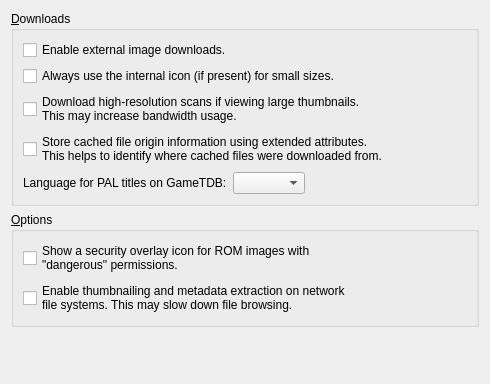
Qt form src/kde/config/OptionsTab.ui (GerbilSoft/rom-properties) before a commit.
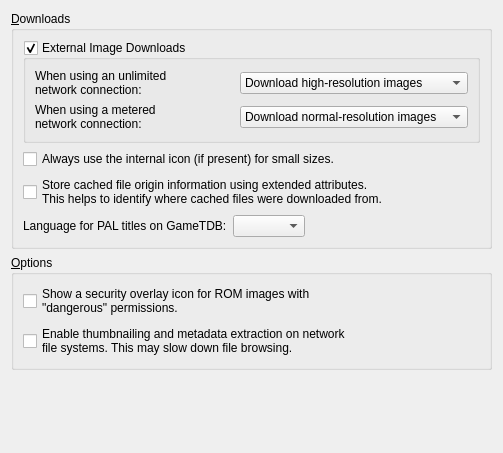
The same form after that commit. Custom widgets are drawn as their Qt base class.

Commit message: Initial rework of "download high-res images" to split between metered and unmetered connections.

```diff
--- a/src/kde/config/OptionsTab.ui
+++ b/src/kde/config/OptionsTab.ui
@@ -6,8 +6,8 @@
    <rect>
     <x>0</x>
     <y>0</y>
-    <width>490</width>
-    <height>384</height>
+    <width>503</width>
+    <height>453</height>
    </rect>
   </property>
   <layout class="QVBoxLayout" name="vboxMain">
@@ -18,10 +18,75 @@
      </property>
      <layout class="QVBoxLayout" name="vboxDownloads">
       <item>
-       <widget class="QCheckBox" name="chkExtImgDownloadEnabled">
-        <property name="text">
-         <string>Enable external image downloads.</string>
+       <widget class="QGroupBox" name="grpExtImgDownloads">
+        <property name="title">
+         <string>External Image Downloads</string>
         </property>
+        <property name="checkable">
+         <bool>true</bool>
+        </property>
+        <layout class="QGridLayout" name="gridLayout">
+         <item row="0" column="0">
+          <widget class="QLabel" name="lblUnmeteredConnection">
+           <property name="text">
+            <string>When using an unlimited
+network connection:</string>
+           </property>
+          </widget>
+         </item>
+         <item row="0" column="1">
+          <widget class="QComboBox" name="cboUnmeteredConnection">
+           <property name="currentIndex">
+            <number>2</number>
+           </property>
+           <item>
+            <property name="text">
+             <string>Don't download any images</string>
+            </property>
+           </item>
+           <item>
+            <property name="text">
+             <string>Download normal-resolution images</string>
+            </property>
+           </item>
+           <item>
+            <property name="text">
+             <string>Download high-resolution images</string>
+            </property>
+           </item>
+          </widget>
+         </item>
+         <item row="1" column="0">
+          <widget class="QLabel" name="lblMeteredConnection">
+           <property name="text">
+            <string>When using a metered
+network connection:</string>
+           </property>
+          </widget>
+         </item>
+         <item row="1" column="1">
+          <widget class="QComboBox" name="cboMeteredConnection">
+           <property name="currentIndex">
+            <number>1</number>
+           </property>
+           <item>
+            <property name="text">
+             <string>Don't download any images</string>
+            </property>
+           </item>
+           <item>
+            <property name="text">
+             <string>Download normal-resolution images</string>
+            </property>
+           </item>
+           <item>
+            <property name="text">
+             <string>Download high-resolution images</string>
+            </property>
+           </item>
+          </widget>
+         </item>
+        </layout>
        </widget>
       </item>
       <item>
@@ -31,14 +96,6 @@
         </property>
        </widget>
       </item>
-      <item>
-       <widget class="QCheckBox" name="chkDownloadHighResScans">
-        <property name="text">
-         <string>Download high-resolution scans if viewing large thumbnails.
-This may increase bandwidth usage.</string>
-        </property>
-       </widget>
-      </item>
       <item>
        <widget class="QCheckBox" name="chkStoreFileOriginInfo">
         <property name="text">
```
Left out of the diff: 100 changed lines with no effect on the pictures. The commit also changes 4 other files.
